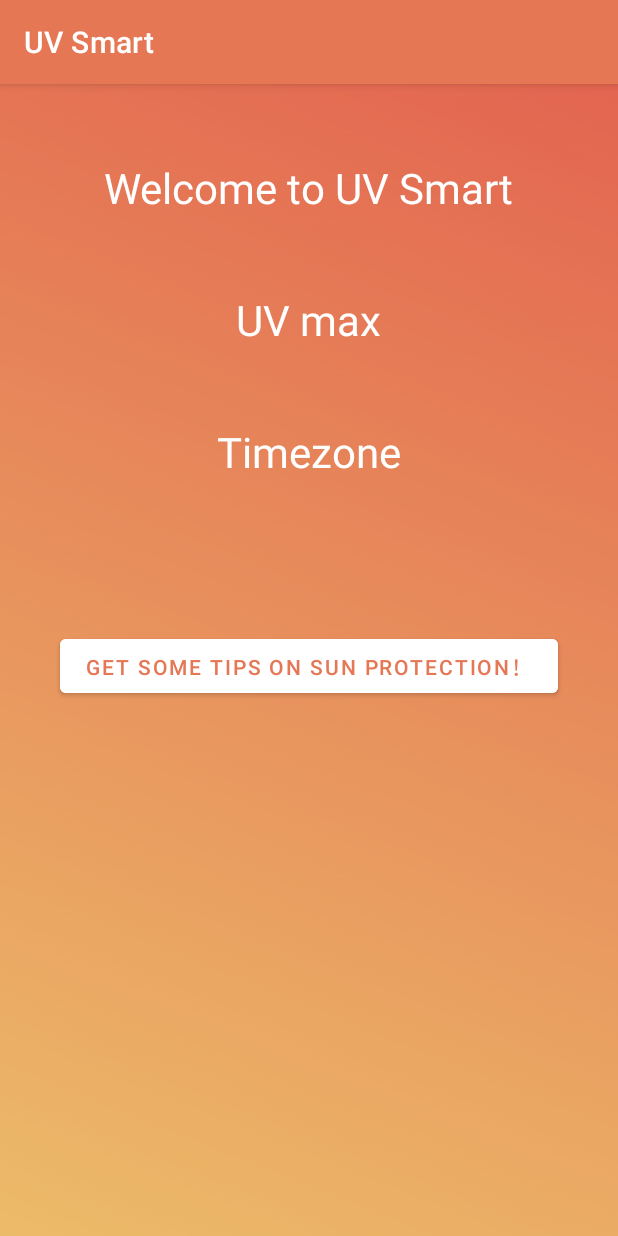
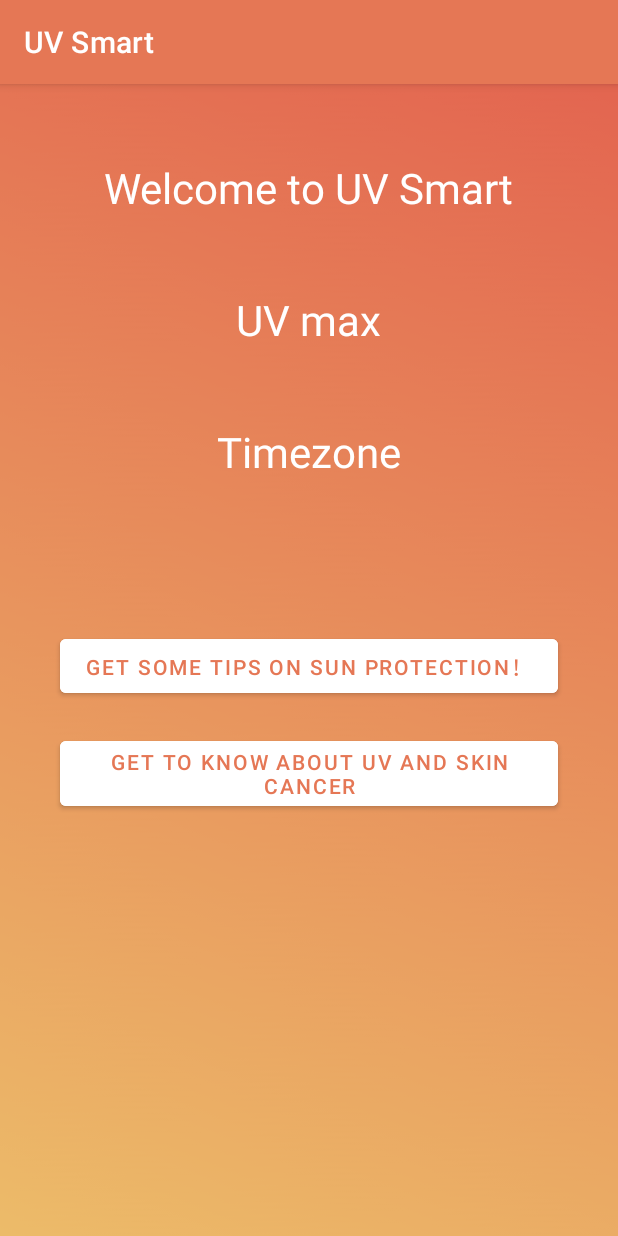
Before and after one commit to SurfSniper/UVSmart, an Android app: the SearchActivity screen opened directly, with no data from a screen before it, on a phone screen of 412 x 824 dp. Run offline under Robolectric (Android 15) with nearby library versions, the phone set to English and light mode, and no system bars.

```diff
--- a/app/src/main/java/com/android/uv/SearchActivity.java
+++ b/app/src/main/java/com/android/uv/SearchActivity.java
@@ -56,5 +56,13 @@ public class SearchActivity extends AppCompatActivity {
             }
         });
 
+        findViewById(R.id.bt2).setOnClickListener(new View.OnClickListener() {
+            @Override
+            public void onClick(View view2) {
+                // 跳转到图表页面
+                startActivity(new Intent(getApplicationContext(),CancerChart.class));
+            }
+        });
+
     }
 }
--- a/app/src/main/res/layout/activity_main.xml
+++ b/app/src/main/res/layout/activity_main.xml
@@ -64,5 +64,4 @@
 
 
 
-
 </LinearLayout>
--- a/app/src/main/res/layout/activity_search.xml
+++ b/app/src/main/res/layout/activity_search.xml
@@ -15,7 +15,7 @@
         android:textSize="28sp"
         android:layout_width="wrap_content"
         android:layout_height="wrap_content"
-        android:text="Welcome to UV Smart" />
+        android:text="@string/welcome" />
 
 
     <TextView
@@ -26,7 +26,7 @@
         android:layout_gravity="center"
         android:layout_width="wrap_content"
         android:layout_height="wrap_content"
-        android:text="UV max" />
+        android:text="@string/uv_max" />
 
     <TextView
         android:id="@+id/timezone"
@@ -36,12 +36,12 @@
         android:layout_gravity="center"
         android:layout_width="wrap_content"
         android:layout_height="wrap_content"
-        android:text="Timezone" />
+        android:text="@string/timezone" />
 
 
 
     <Button
-        android:text="GET SOME TIPS on sun protection！"
+        android:text="@string/sun_protection"
         android:layout_marginTop="100dp"
         android:layout_marginHorizontal="40dp"
         android:id="@+id/bt"
@@ -51,7 +51,17 @@
         android:layout_width="match_parent"
         android:layout_height="wrap_content"/>
 
-
+    <Button
+        android:id="@+id/bt2"
+        android:layout_width="match_parent"
+        android:layout_height="wrap_content"
+        android:layout_gravity="center"
+        android:layout_marginHorizontal="40dp"
+        android:layout_marginTop="20dp"
+        android:text="@string/skin_cancer"
+        android:textColor="#E57755"
+        android:backgroundTint="@color/white"
+        tools:ignore="TextContrastCheck" />
 
 
 </LinearLayout>
--- a/app/src/main/res/layout/activity_suggest.xml
+++ b/app/src/main/res/layout/activity_suggest.xml
@@ -29,4 +29,6 @@
         android:textColor="@color/white"
         android:textSize="18sp" />
 
+
+
 </LinearLayout>
--- a/app/src/main/res/values/strings.xml
+++ b/app/src/main/res/values/strings.xml
@@ -4,4 +4,9 @@
     <string name="get_started">GET STARTED!</string>
     <string name="call_to_action">Living in Victoria, Australia, offers a vibrant lifestyle that nurtures success and the confidence to achieve your dreams. With the increase of international students studying in Victoria, there is a need to raise awareness on how you can protect yourself against the harmful UV radiation to prevent skin damage.\nLearn more about the UI Index Today and Why you need to protect yourself…</string>
     <string name="tips_for_today">TIPS For Today</string>
+    <string name="skin_cancer">Get to know about UV and Skin Cancer</string>
+    <string name="sun_protection">GET SOME TIPS on sun protection！</string>
+    <string name="uv_max">UV max</string>
+    <string name="welcome">Welcome to UV Smart</string>
+    <string name="timezone">Timezone</string>
 </resources>
```
Also changed, not shown: app/src/main/java/com/android/uv/CancerChart.java (added, +62 -0 lines), app/src/main/res/layout/activity_cancer_charts.xml (added, +27 -0 lines).
